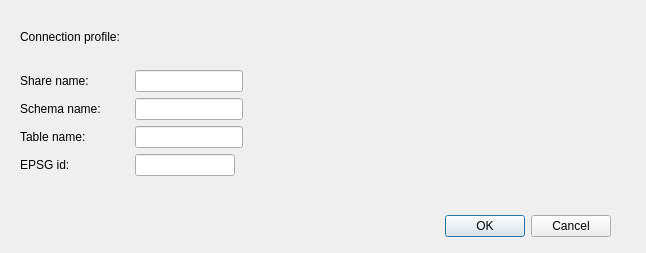
Above: delta_lake/delta_lake_dialog_base.ui from himsve/q-delta-lake before the change. Below: the same form after it.
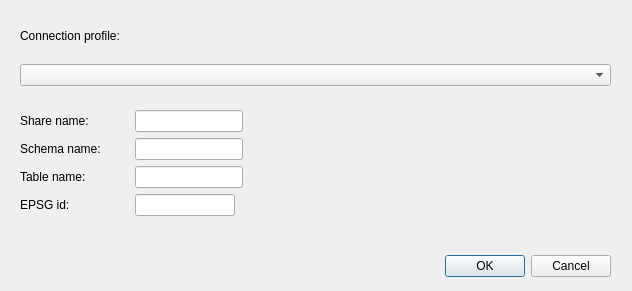
That is the form after the change. Custom widgets are drawn as their Qt base class.

```diff
--- a/delta_lake/delta_lake_dialog_base.ui
+++ b/delta_lake/delta_lake_dialog_base.ui
@@ -6,8 +6,8 @@
    <rect>
     <x>0</x>
     <y>0</y>
-    <width>646</width>
-    <height>253</height>
+    <width>632</width>
+    <height>291</height>
    </rect>
   </property>
   <property name="windowTitle">
@@ -17,7 +17,7 @@
    <property name="geometry">
     <rect>
      <x>270</x>
-     <y>210</y>
+     <y>250</y>
      <width>341</width>
      <height>32</height>
     </rect>
@@ -35,7 +35,7 @@
      <x>20</x>
      <y>20</y>
      <width>591</width>
-     <height>34</height>
+     <height>31</height>
     </rect>
    </property>
    <layout class="QHBoxLayout" name="_connection_profile_box">
@@ -55,8 +55,8 @@
    <property name="geometry">
     <rect>
      <x>20</x>
-     <y>70</y>
-     <width>501</width>
+     <y>110</y>
+     <width>591</width>
      <height>116</height>
     </rect>
    </property>
@@ -119,6 +119,28 @@
     </item>
    </layout>
   </widget>
+  <widget class="QWidget" name="horizontalLayoutWidget_2">
+   <property name="geometry">
+    <rect>
+     <x>20</x>
+     <y>59</y>
+     <width>591</width>
+     <height>32</height>
+    </rect>
+   </property>
+   <layout class="QHBoxLayout" name="_share_combo_form">
+    <item>
+     <widget class="QComboBox" name="_share_combo_box">
+      <property name="sizePolicy">
+       <sizepolicy hsizetype="Expanding" vsizetype="Fixed">
+        <horstretch>0</horstretch>
+        <verstretch>0</verstretch>
+       </sizepolicy>
+      </property>
+     </widget>
+    </item>
+   </layout>
+  </widget>
  </widget>
  <customwidgets>
   <customwidget>
```
Left out of the diff: 4 changed lines with no effect on the pictures.
